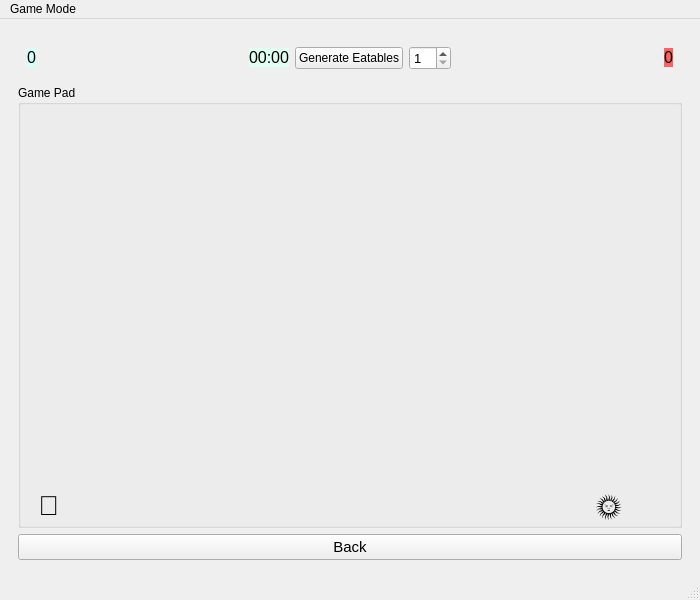
Qt form mainwindow.ui (zubair-appdev/ServerApp) before a commit.
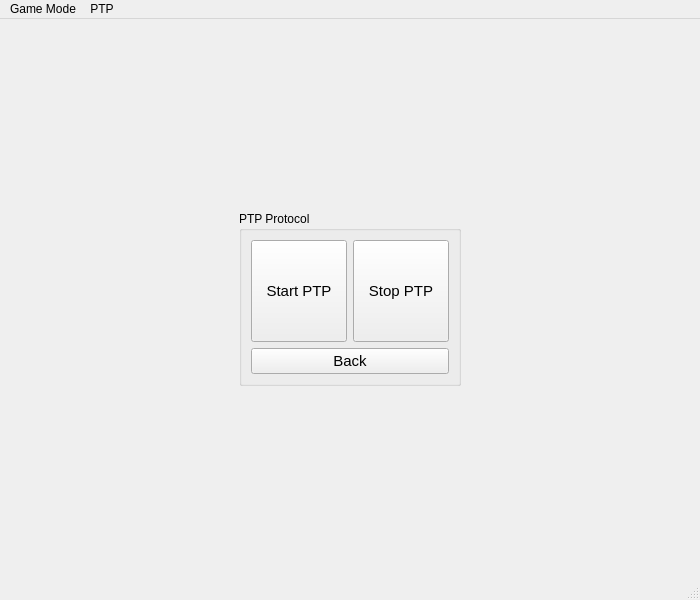
The same form after that commit.

Commit message: PTP Protocol implemented in server as master

The edit to the form file:
```diff
--- a/mainwindow.ui
+++ b/mainwindow.ui
@@ -18,7 +18,7 @@
     <item row="0" column="0">
      <widget class="QStackedWidget" name="stackedWidget">
       <property name="currentIndex">
-       <number>1</number>
+       <number>2</number>
       </property>
       <widget class="QWidget" name="page_main">
        <layout class="QGridLayout" name="gridLayout_2">
@@ -409,6 +409,129 @@
         </item>
        </layout>
       </widget>
+      <widget class="QWidget" name="page_ptp">
+       <layout class="QGridLayout" name="gridLayout_6">
+        <item row="0" column="1">
+         <spacer name="verticalSpacer">
+          <property name="orientation">
+           <enum>Qt::Vertical</enum>
+          </property>
+          <property name="sizeHint" stdset="0">
+           <size>
+            <width>20</width>
+            <height>167</height>
+           </size>
+          </property>
+         </spacer>
+        </item>
+        <item row="1" column="0">
+         <spacer name="horizontalSpacer_3">
+          <property name="orientation">
+           <enum>Qt::Horizontal</enum>
+          </property>
+          <property name="sizeHint" stdset="0">
+           <size>
+            <width>214</width>
+            <height>20</height>
+           </size>
+          </property>
+         </spacer>
+        </item>
+        <item row="1" column="1">
+         <widget class="QGroupBox" name="groupBox">
+          <property name="sizePolicy">
+           <sizepolicy hsizetype="Expanding" vsizetype="Expanding">
+            <horstretch>0</horstretch>
+            <verstretch>0</verstretch>
+           </sizepolicy>
+          </property>
+          <property name="title">
+           <string>PTP Protocol</string>
+          </property>
+          <layout class="QGridLayout" name="gridLayout_5">
+           <item row="0" column="0">
+            <layout class="QHBoxLayout" name="horizontalLayout_5">
+             <item>
+              <widget class="QPushButton" name="pushButton_startPTP">
+               <property name="sizePolicy">
+                <sizepolicy hsizetype="Minimum" vsizetype="Preferred">
+                 <horstretch>0</horstretch>
+                 <verstretch>0</verstretch>
+                </sizepolicy>
+               </property>
+               <property name="font">
+                <font>
+                 <pointsize>11</pointsize>
+                </font>
+               </property>
+               <property name="text">
+                <string>Start PTP</string>
+               </property>
+              </widget>
+             </item>
+             <item>
+              <widget class="QPushButton" name="pushButton_stopPTP">
+               <property name="sizePolicy">
+                <sizepolicy hsizetype="Minimum" vsizetype="Preferred">
+                 <horstretch>0</horstretch>
+                 <verstretch>0</verstretch>
+                </sizepolicy>
+               </property>
+               <property name="font">
+                <font>
+                 <pointsize>11</pointsize>
+                </font>
+               </property>
+               <property name="text">
+                <string>Stop PTP</string>
+               </property>
+              </widget>
+             </item>
+            </layout>
+           </item>
+           <item row="1" column="0">
+            <widget class="QPushButton" name="pushButton_back_ptp">
+             <property name="font">
+              <font>
+               <pointsize>11</pointsize>
+              </font>
+             </property>
+             <property name="text">
+              <string>Back</string>
+             </property>
+            </widget>
+           </item>
+          </layout>
+         </widget>
+        </item>
+        <item row="1" column="2">
+         <spacer name="horizontalSpacer_4">
+          <property name="orientation">
+           <enum>Qt::Horizontal</enum>
+          </property>
+          <property name="sizeHint" stdset="0">
+           <size>
+            <width>214</width>
+            <height>20</height>
+           </size>
+          </property>
+         </spacer>
+        </item>
+        <item row="2" column="1">
+         <spacer name="verticalSpacer_2">
+          <property name="orientation">
+           <enum>Qt::Vertical</enum>
+          </property>
+          <property name="sizeHint" stdset="0">
+           <size>
+            <width>20</width>
+            <height>167</height>
+           </size>
+          </property>
+         </spacer>
+        </item>
+       </layout>
+      </widget>
      </widget>
     </item>
    </layout>
@@ -429,7 +552,14 @@
     <addaction name="actionPlay_Game"/>
     <addaction name="actionSync_720p"/>
    </widget>
+   <widget class="QMenu" name="menuPTP">
+    <property name="title">
+     <string>PTP</string>
+    </property>
+    <addaction name="actionPTP_Page"/>
+   </widget>
    <addaction name="menuGame_Mode"/>
+   <addaction name="menuPTP"/>
   </widget>
   <widget class="QStatusBar" name="statusbar"/>
   <action name="actionPlay_Game">
```
Left out of the diff: 5 changed lines with no effect on the pictures. The commit also changes 3 other files.
